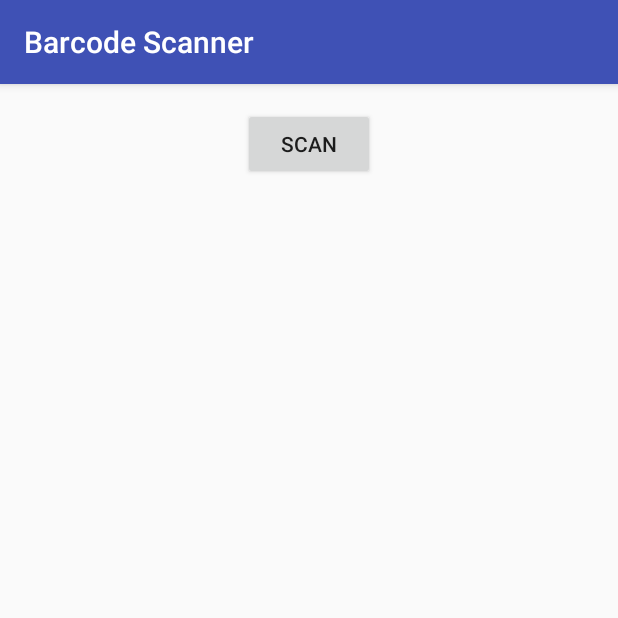
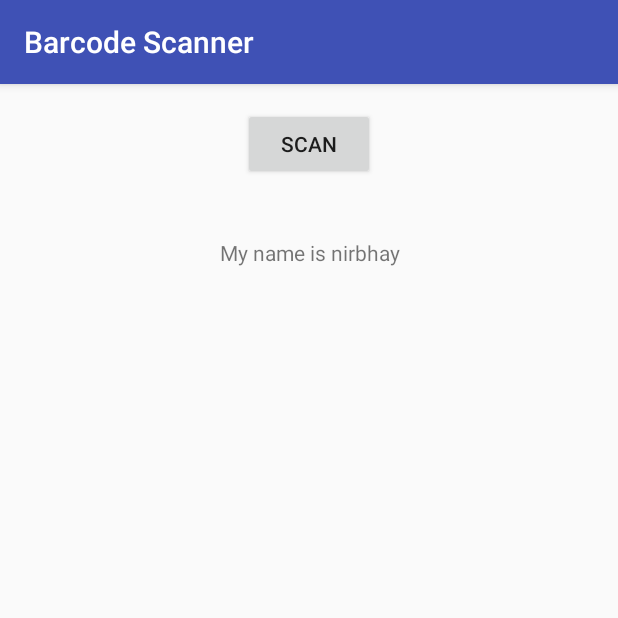
Before and after one commit to jaygoswami2303/BarcodeScanner, an Android app: the screen it shows after launch (MainActivity), on a phone screen of 412 x 824 dp, the top half of it. Run offline under Robolectric (Android 15) with nearby library versions, the phone set to English and light mode, and no system bars; libraries missing offline, so code that uses them is left out: com.google.zxing.integration.

Commit message:
first changes

```diff
--- a/app/src/main/res/layout/activity_main.xml
+++ b/app/src/main/res/layout/activity_main.xml
@@ -31,5 +31,9 @@
         android:id="@+id/scan_content"
         android:layout_gravity="center_horizontal"
         android:textIsSelectable="true"/>
-
+    <TextView
+        android:layout_width="match_parent"
+        android:layout_height="wrap_content"
+        android:text="My name is nirbhay"
+        android:gravity="center"/>
 </LinearLayout>
```
Also changed, not shown: 3 other files.
